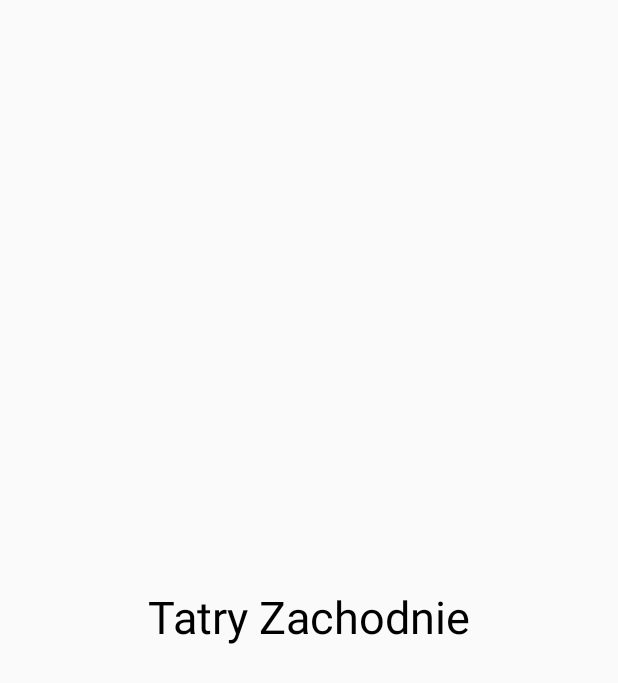
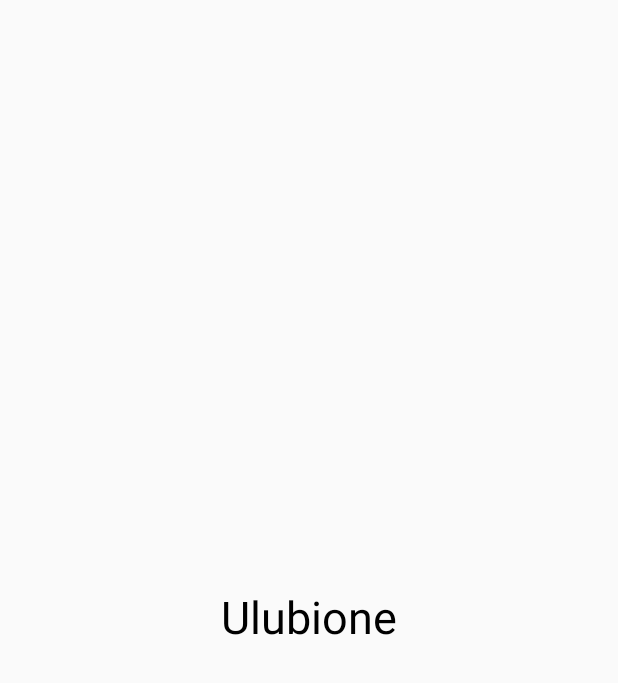
Before and after one commit to hubertkulak/tatryapp, an Android app built with Jetpack Compose: the screen it shows after launch (MainActivity), after a tap on "Tatry Wysokie", on a phone screen of 412 x 824 dp. Shown: the top 683 px of the screen. Run offline under Robolectric (Android 15) with nearby library versions, the phone set to English and light mode, and no system bars.

```diff
--- a/app/build.gradle.kts
+++ b/app/build.gradle.kts
@@ -68,6 +68,7 @@ dependencies {
     implementation(platform("androidx.compose:compose-bom:2023.03.00"))
     implementation(platform("androidx.compose:compose-bom:2023.03.00"))
     implementation("androidx.navigation:navigation-compose:2.7.6")
+    implementation("androidx.navigation:navigation-runtime-ktx:2.7.6")
     testImplementation("junit:junit:4.13.2")
     androidTestImplementation("androidx.test.ext:junit:1.1.5")
     androidTestImplementation("androidx.test.espresso:espresso-core:3.5.1")
--- a/app/src/main/java/com/example/tatryapp/MainWindowLook.kt
+++ b/app/src/main/java/com/example/tatryapp/MainWindowLook.kt
@@ -57,9 +57,9 @@ fun MainScreenLook(navController: NavController) {
 
             }
             Column {
-                Buttons(navController,"mountains", "Ulubione", "Zakopane")
+                Buttons(navController,"mountains", "Doliny", "Doliny")
 
-                Buttons(navController,"mountains", "Informacje GOPR", "Doliny")
+                Buttons(navController,"mountains", "Ulubione", "Ulubione")
 
 
             }
@@ -82,7 +82,7 @@ fun MainScreenLook(navController: NavController) {
         Button(modifier = Modifier.padding(10.dp).height(100.dp).width(170.dp),
             colors = ButtonDefaults.buttonColors(containerColor =  Color.White),
             onClick = {
-                navController.navigate(Screen.TatryZachodnie.route)
+                navController.navigate(Screen.Ulubione.route)
                 })
         {
             Column(
@@ -107,6 +107,5 @@ fun MainScreenLook(navController: NavController) {
                 )
             }
 
-
         }
     }
--- a/app/src/main/java/com/example/tatryapp/Navigation.kt
+++ b/app/src/main/java/com/example/tatryapp/Navigation.kt
@@ -1,6 +1,7 @@
 package com.example.tatryapp
 
 import androidx.compose.runtime.Composable
+import androidx.navigation.NavHost
 import androidx.navigation.compose.NavHost
 import androidx.navigation.compose.composable
 import androidx.navigation.compose.rememberNavController
@@ -20,5 +21,11 @@ fun Navigation(){
         composable(route = Screen.TatryZachodnie.route){
             TatryZachodnieLook(navController = navController)
         }
+        composable(route = Screen.Doliny.route){
+            DolinyLook(navController = navController)
+        }
+        composable(route = Screen.Ulubione.route){
+            UlubioneLook(navController = navController)
+        }
     }
 }
--- a/app/src/main/java/com/example/tatryapp/Screen.kt
+++ b/app/src/main/java/com/example/tatryapp/Screen.kt
@@ -5,4 +5,7 @@ sealed class Screen(val route: String) {
     object TatryWysokie : Screen("tatrywysokie")
 
     object TatryZachodnie : Screen("tatryzachodnie")
+
+    object Doliny : Screen("doliny")
+    object Ulubione : Screen("ulubione")
 }
--- /dev/null
+++ b/app/src/main/java/com/example/tatryapp/UlubioneLook.kt
@@ -0,0 +1,23 @@
+package com.example.tatryapp
+
+import androidx.compose.foundation.layout.Arrangement
+import androidx.compose.foundation.layout.Column
+import androidx.compose.foundation.layout.fillMaxSize
+import androidx.compose.material3.Text
+import androidx.compose.runtime.Composable
+import androidx.compose.ui.Alignment
+import androidx.compose.ui.Modifier
+import androidx.compose.ui.unit.sp
+import androidx.navigation.NavController
+
+@Composable
+fun UlubioneLook(navController: NavController)
+{
+    Column (
+        modifier = Modifier.fillMaxSize(),
+        verticalArrangement = Arrangement.Center,
+        horizontalAlignment = Alignment.CenterHorizontally
+    ){
+        Text(text ="Ulubione", fontSize = 30.sp )
+    }
+}
--- a/build.gradle.kts
+++ b/build.gradle.kts
@@ -1,5 +1,5 @@
 // Top-level build file where you can add configuration options common to all sub-projects/modules.
 plugins {
-    id("com.android.application") version "8.2.0" apply false
+    id("com.android.application") version "8.1.3" apply false
     id("org.jetbrains.kotlin.android") version "1.9.0" apply false
 }
```
Also changed, not shown: app/src/main/java/com/example/tatryapp/DolinyLook.kt (added, +23 -0 lines).
